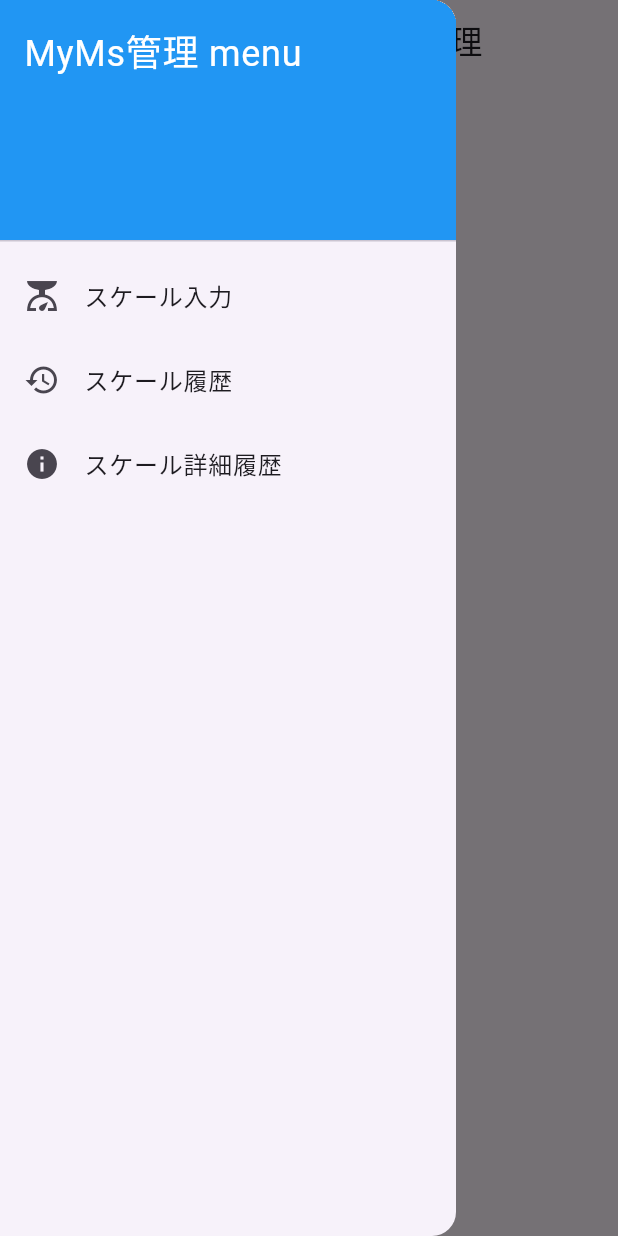
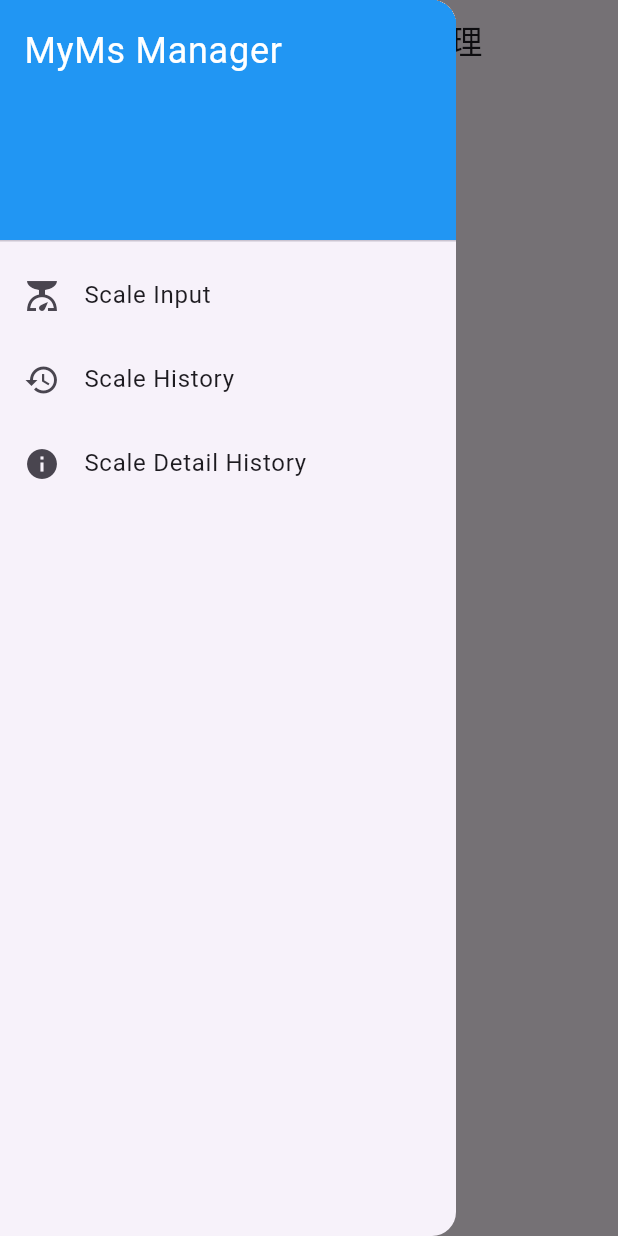
Before and after one commit to go0105rev/training, a Flutter app: the screen it shows after launch, with the side drawer open, on a phone screen of 412 x 824 dp. Run offline on Flutter 3.47's test engine with Material 3 defaults, Android fonts, the phone set to English and light mode, and no system bars.

Commit message:
多言語対応設定

```diff
--- a/front_app_flutter/lib/main.dart
+++ b/front_app_flutter/lib/main.dart
@@ -1,7 +1,6 @@
 import 'package:flutter/material.dart';
 import 'package:flutter_localizations/flutter_localizations.dart';
 import 'package:front_app_flutter/l10n/app_localizations.dart';
-
 
 void main() {
   runApp(const MainApp());
@@ -30,15 +29,16 @@ class MainApp extends StatelessWidget {
         ),
 
         drawer: Drawer(
-          child: ListView(
+          child: Builder(builder: (context) { return
+            ListView(
               padding: EdgeInsets.zero,
-            children: const <Widget>[
+              children: <Widget>[
                 DrawerHeader(
                   decoration: BoxDecoration(
                     color: Colors.blue,
                     ),
                   child: Text(
-                  'MyMs管理 menu',
+                    AppLocalizations.of(context)!.appTitle,
                     style: TextStyle(
                       color: Colors.white,
                       fontSize: 24,
@@ -47,18 +47,19 @@ class MainApp extends StatelessWidget {
                 ),
                 ListTile(
                   leading: Icon(Icons.scale),
-                title: Text('スケール入力'),
+                  title: Text(AppLocalizations.of(context)!.menuScaleInput),
                 ),
                 ListTile(
                   leading: Icon(Icons.history),
-                title: Text('スケール履歴'),
+                  title: Text(AppLocalizations.of(context)!.menuScaleHistory),
                 ),
                 ListTile(
                   leading: Icon(Icons.info),
-                title: Text('スケール詳細履歴'),
+                  title: Text(AppLocalizations.of(context)!.menuScaleDetail),
                 ),
               ],
-          ),
+            );
+          }),
         ),
 
         body: Center(
```
Lines whose indentation alone changed are shown as unchanged.
